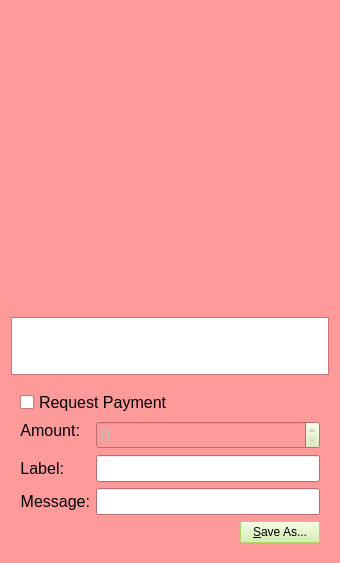
Above: src/qt/forms/qrcodedialog.ui from teambean/BeanCash before the change. Below: the same form after it.
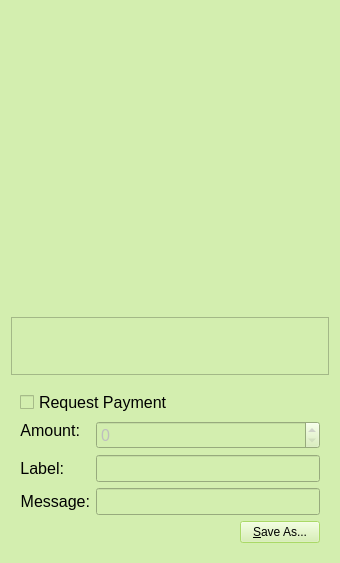
That is the form after the change. Icons and pictures are not drawn. Custom widgets are drawn as their Qt base class.

Commit message: Update copyrights and color scheme

Patch:
```diff
--- a/src/qt/forms/qrcodedialog.ui
+++ b/src/qt/forms/qrcodedialog.ui
@@ -25,18 +25,18 @@
      <colorrole role="Base">
       <brush brushstyle="SolidPattern">
        <color alpha="255">
-        <red>255</red>
-        <green>255</green>
-        <blue>255</blue>
+        <red>211</red>
+        <green>238</green>
+        <blue>175</blue>
        </color>
       </brush>
      </colorrole>
      <colorrole role="Window">
       <brush brushstyle="SolidPattern">
        <color alpha="255">
-        <red>255</red>
-        <green>154</green>
-        <blue>154</blue>
+        <red>211</red>
+        <green>238</green>
+        <blue>175</blue>
        </color>
       </brush>
      </colorrole>
@@ -67,6 +67,15 @@
        </color>
       </brush>
      </colorrole>
+     <colorrole role="ToolTipText">
+      <brush brushstyle="SolidPattern">
+       <color alpha="255">
+        <red>0</red>
+        <green>0</green>
+        <blue>0</blue>
+       </color>
+      </brush>
+     </colorrole>
     </active>
     <inactive>
      <colorrole role="Button">
@@ -81,18 +90,18 @@
      <colorrole role="Base">
       <brush brushstyle="SolidPattern">
        <color alpha="255">
-        <red>255</red>
-        <green>255</green>
-        <blue>255</blue>
+        <red>211</red>
+        <green>238</green>
+        <blue>175</blue>
        </color>
       </brush>
      </colorrole>
      <colorrole role="Window">
       <brush brushstyle="SolidPattern">
        <color alpha="255">
-        <red>255</red>
-        <green>154</green>
-        <blue>154</blue>
+        <red>211</red>
+        <green>238</green>
+        <blue>175</blue>
        </color>
       </brush>
      </colorrole>
@@ -123,6 +132,15 @@
        </color>
       </brush>
      </colorrole>
+     <colorrole role="ToolTipText">
+      <brush brushstyle="SolidPattern">
+       <color alpha="255">
+        <red>0</red>
+        <green>0</green>
+        <blue>0</blue>
+       </color>
+      </brush>
+     </colorrole>
     </inactive>
     <disabled>
      <colorrole role="Button">
@@ -137,18 +155,18 @@
      <colorrole role="Base">
       <brush brushstyle="SolidPattern">
        <color alpha="255">
-        <red>255</red>
-        <green>154</green>
-        <blue>154</blue>
+        <red>211</red>
+        <green>238</green>
+        <blue>175</blue>
        </color>
       </brush>
      </colorrole>
      <colorrole role="Window">
       <brush brushstyle="SolidPattern">
        <color alpha="255">
-        <red>255</red>
-        <green>154</green>
-        <blue>154</blue>
+        <red>211</red>
+        <green>238</green>
+        <blue>175</blue>
        </color>
       </brush>
      </colorrole>
@@ -179,6 +197,15 @@
        </color>
       </brush>
      </colorrole>
+     <colorrole role="ToolTipText">
+      <brush brushstyle="SolidPattern">
+       <color alpha="255">
+        <red>0</red>
+        <green>0</green>
+        <blue>0</blue>
+       </color>
+      </brush>
+     </colorrole>
     </disabled>
    </palette>
   </property>
```
Left out of the diff: 2 changed lines with no effect on the pictures. The commit also changes 52 other files.
